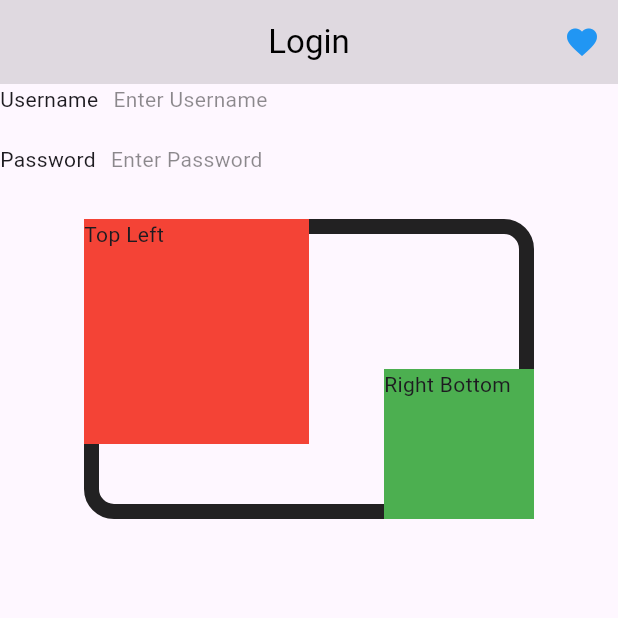
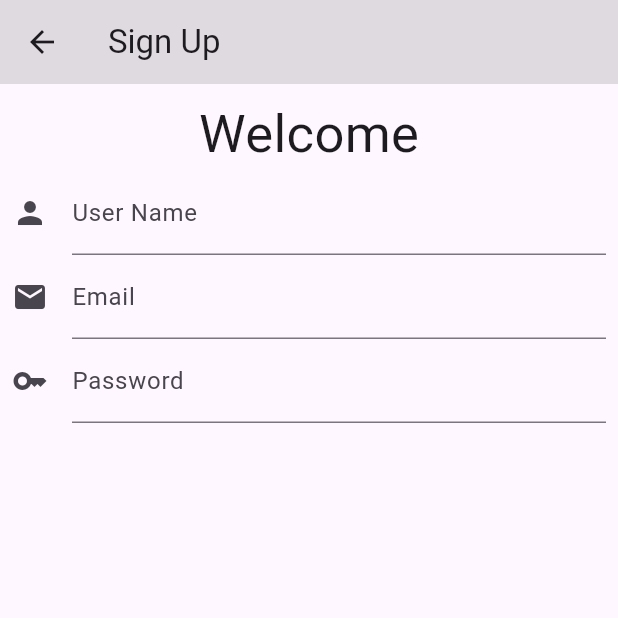
Before and after one commit to sujancse5bu/edge_mobile_app, a Flutter app: the screen it shows after launch, on a phone screen of 412 x 824 dp, the top half of it. Run offline on Flutter 3.47's test engine with Material 3 defaults, Android fonts, the light colour scheme and no system bars.

Commit message:
signup form

```diff
--- a/lib/login.dart
+++ b/lib/login.dart
@@ -60,15 +60,15 @@ class _LoginScreenState extends State<LoginScreen> {
                 child: Text('Top Left'),
               ),
               Positioned(
-                right: 0,
-                bottom: 0,
+                right: 10,
+                bottom: 10,
                 child: Container(
                   height: 100,
                   width: 100,
                   color: Colors.green,
                   child: Text('Right Bottom'),
                 ),
-              )
+              ),
             ],
           )
         ],
--- a/lib/main.dart
+++ b/lib/main.dart
@@ -1,3 +1,4 @@
+import 'package:edge_mobile_app/signup.dart';
 import 'package:flutter/material.dart';
 import 'package:edge_mobile_app/login.dart';
 
@@ -19,6 +20,11 @@ class MyApp extends StatelessWidget {
         useMaterial3: true,
       ),
       home: const LoginScreen(),
+      initialRoute: '/signup',
+      routes: {
+        '/login': (BuildContext context) => const LoginScreen(),
+        '/signup': (BuildContext context) => const SignupScreen(),
+      },
     );
   }
 }
--- /dev/null
+++ b/lib/signup.dart
@@ -0,0 +1,86 @@
+import 'package:flutter/material.dart';
+
+class SignupScreen extends StatefulWidget {
+  const SignupScreen({super.key});
+
+  @override
+  State<SignupScreen> createState() => _SignupScreenState();
+}
+
+class _SignupScreenState extends State<SignupScreen> {
+  late String userName = '';
+  late String email;
+  late String password;
+
+  late String userNameError = '';
+
+  @override
+  Widget build(BuildContext context) {
+    return Scaffold(
+      appBar: AppBar(
+        title: const Text('Sign Up'),
+        backgroundColor: Colors.black12,
+      ),
+      body: Padding(
+        padding: const EdgeInsets.all(8.0),
+        child: Column(
+          children: [
+            Text(
+              'Welcome',
+              style: TextStyle(fontSize: 35),
+            ),
+            TextFormField(
+                style: TextStyle(fontSize: 16),
+                onChanged: (value) {
+                  print('user name: $value');
+                  setState(() {
+                    userName = value;
+                    if (value.contains('@')) {
+                      userNameError = 'Dont use @';
+                    } else {
+                      userNameError = '';
+                    }
+                  });
+                },
+                decoration: InputDecoration(
+                    label: Text('User Name'),
+                    icon: Icon(Icons.person),
+                    hintText: 'Enter User Name',
+                    hintStyle: TextStyle(color: Colors.grey),
+                    errorText: userNameError.isEmpty ? null : userNameError)),
+            TextFormField(
+                style: TextStyle(fontSize: 16),
+                keyboardType: TextInputType.emailAddress,
+                onChanged: (value) {
+                  print('Email: $value');
+                  setState(() {
+                    email = value;
+                  });
+                },
+                decoration: InputDecoration(
+                    label: Text('Email'),
+                    icon: Icon(Icons.email),
+                    hintText: 'Enter Email',
+                    hintStyle: TextStyle(color: Colors.grey),
+                    errorText: userNameError.isEmpty ? null : userNameError)),
+            TextFormField(
+                style: TextStyle(fontSize: 16),
+                keyboardType: TextInputType.text,
+                onChanged: (value) {
+                  print('password: $value');
+                  setState(() {
+                    password = value;
+                  });
+                },
+                decoration: InputDecoration(
+                    label: Text('Password'),
+                    icon: Icon(Icons.key),
+                    hintText: 'Enter Password',
+                    hintStyle: TextStyle(color: Colors.grey),
+                    errorText: userNameError.isEmpty ? null : userNameError)),
+          ],
+        ),
+      ),
+    );
+  }
+}
```
